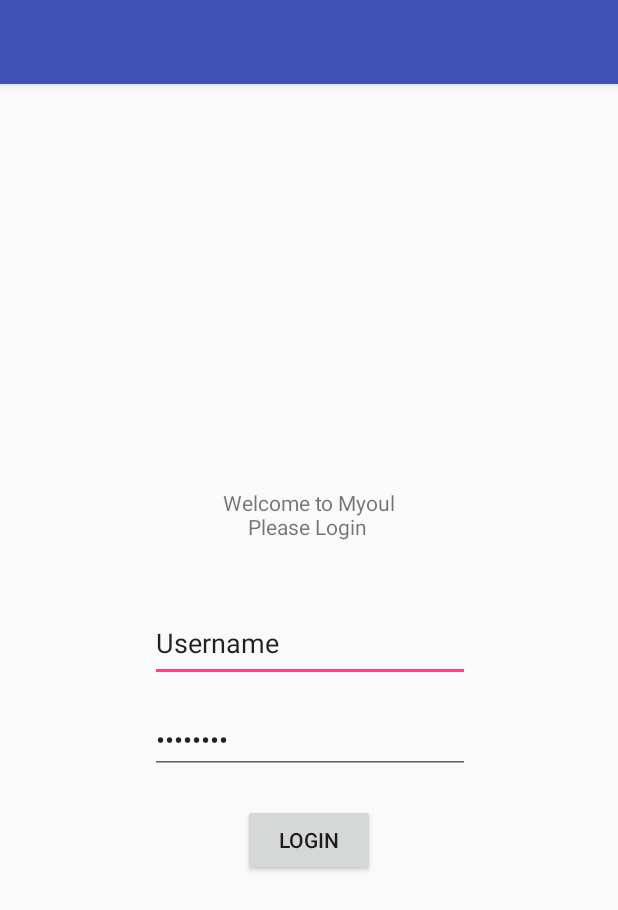
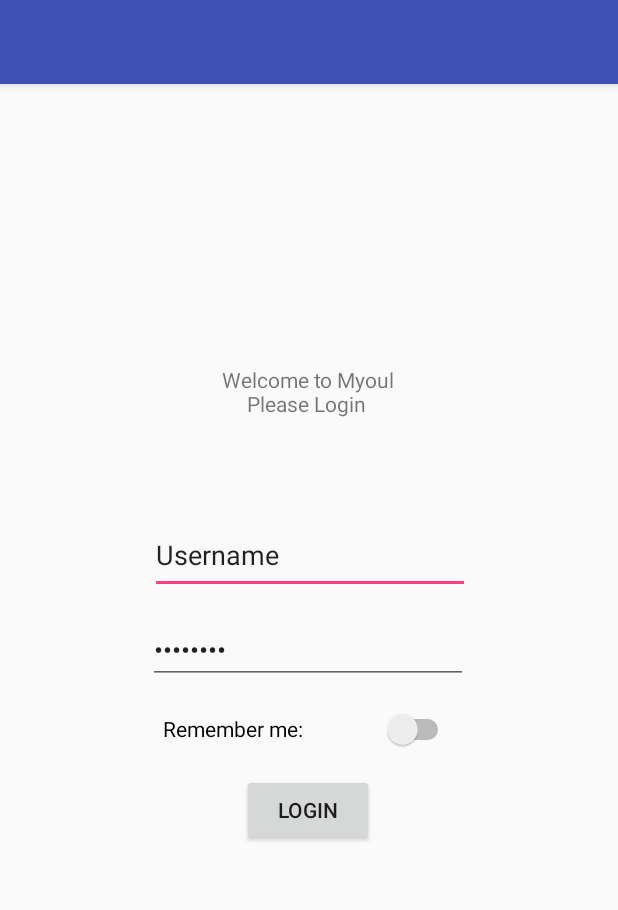
Before and after one commit to MoneyMounier/Myoul, an Android app: the screen it shows after launch (Login), on a phone screen of 412 x 824 dp. Shown: the top 910 px of the screen. Run offline under Robolectric (Android 15) with nearby library versions, the phone set to English and light mode, and no system bars.

Commit message:
working on login logic added home page

```diff
--- a/app/src/main/AndroidManifest.xml
+++ b/app/src/main/AndroidManifest.xml
@@ -16,6 +16,7 @@
                 <category android:name="android.intent.category.LAUNCHER" />
             </intent-filter>
         </activity>
+        <activity android:name=".Home"></activity>
     </application>
 
 </manifest>
--- a/app/src/main/res/layout/activity_login.xml
+++ b/app/src/main/res/layout/activity_login.xml
@@ -4,53 +4,73 @@
     xmlns:tools="http://schemas.android.com/tools"
     android:layout_width="match_parent"
     android:layout_height="match_parent"
+    android:onClick="sendMessage"
     tools:context="com.myoul.app.Login">
 
     <TextView
-        android:id="@+id/textView"
+        android:id="@+id/welcome"
         android:layout_width="wrap_content"
         android:layout_height="42dp"
         android:text="Welcome to Myoul\n     Please Login"
-        app:layout_constraintBottom_toTopOf="@+id/editText"
+        app:layout_constraintBottom_toTopOf="@+id/username"
+        app:layout_constraintHorizontal_bias="0.498"
         app:layout_constraintLeft_toLeftOf="parent"
         app:layout_constraintRight_toRightOf="parent"
         app:layout_constraintTop_toTopOf="parent"
-        app:layout_constraintVertical_bias="0.885" />
+        app:layout_constraintVertical_bias="0.762" />
 
     <Button
-        android:id="@+id/button"
+        android:id="@+id/login"
         android:layout_width="wrap_content"
         android:layout_height="wrap_content"
-        android:layout_marginBottom="240dp"
+        android:layout_marginBottom="260dp"
         android:text="Login"
         app:layout_constraintBottom_toBottomOf="parent"
         app:layout_constraintEnd_toEndOf="parent"
+        app:layout_constraintHorizontal_bias="0.498"
         app:layout_constraintStart_toStartOf="parent" />
 
     <EditText
-        android:id="@+id/editText"
+        android:id="@+id/username"
         android:layout_width="wrap_content"
         android:layout_height="52dp"
         android:layout_marginBottom="16dp"
         android:ems="10"
         android:inputType="textPersonName"
         android:text="Username"
-        app:layout_constraintBottom_toTopOf="@+id/editText2"
+        app:layout_constraintBottom_toTopOf="@+id/password"
         app:layout_constraintEnd_toEndOf="parent"
         app:layout_constraintHorizontal_bias="0.502"
         app:layout_constraintStart_toStartOf="parent" />
 
     <EditText
-        android:id="@+id/editText2"
+        android:id="@+id/password"
         android:layout_width="wrap_content"
-        android:layout_height="45dp"
-        android:layout_marginBottom="20dp"
+        android:layout_height="44dp"
+        android:layout_marginBottom="16dp"
+        android:layout_marginEnd="16dp"
+        android:layout_marginStart="16dp"
         android:ems="10"
         android:inputType="textPassword"
         android:text="Password"
-        app:layout_constraintBottom_toTopOf="@+id/button"
+        app:layout_constraintBottom_toTopOf="@+id/remember"
         app:layout_constraintEnd_toEndOf="parent"
-        app:layout_constraintHorizontal_bias="0.502"
+        app:layout_constraintHorizontal_bias="0.496"
         app:layout_constraintStart_toStartOf="parent" />
 
+    <Switch
+        android:id="@+id/remember"
+        android:layout_width="194dp"
+        android:layout_height="28dp"
+        android:layout_marginBottom="16dp"
+        android:layout_marginEnd="16dp"
+        android:layout_marginStart="16dp"
+        android:checked="false"
+        android:text="Remember me:"
+        app:layout_constraintBottom_toTopOf="@+id/login"
+        app:layout_constraintEnd_toEndOf="parent"
+        app:layout_constraintHorizontal_bias="0.497"
+        app:layout_constraintStart_toStartOf="parent"
+        tools:checked="false" />
+
 </android.support.constraint.ConstraintLayout>
```
Also changed, not shown: app/src/main/java/com/myoul/app/Home.java (added, +22 -0 lines), app/src/main/java/com/myoul/app/Login.java (+33 -0 lines), app/src/main/res/layout/activity_home.xml (added, +23 -0 lines).
